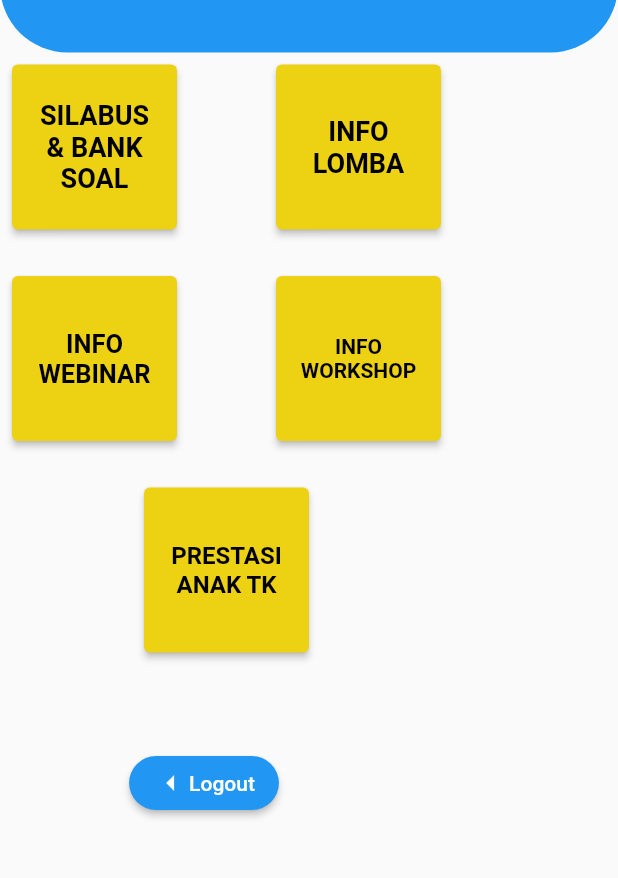
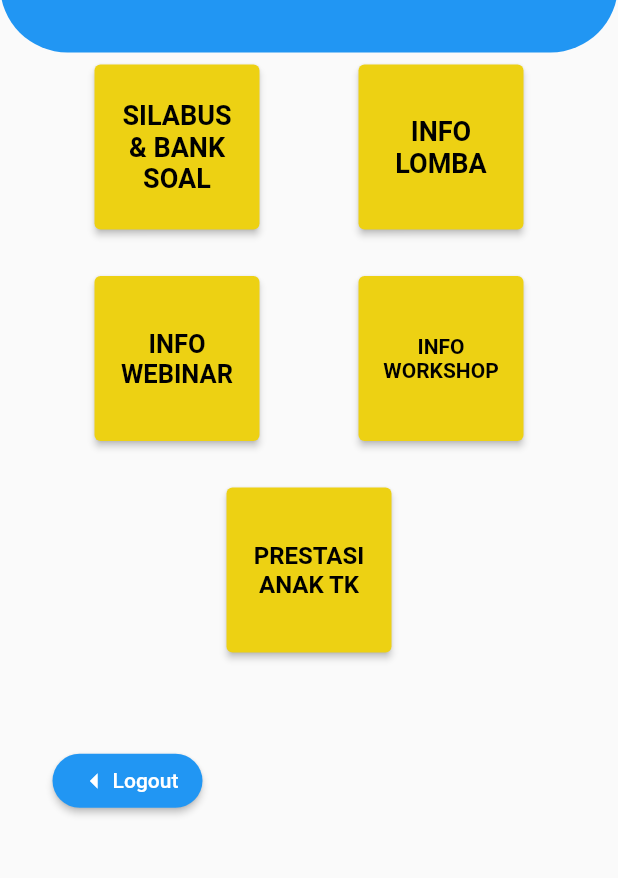
Before and after one commit to FachrulRivaldy/DTK, a Flutter app: the screen it shows after launch, after a tap on "Login", on a phone screen of 412 x 824 dp, the part 225-1103 px from its top. Run offline on Flutter 3.47's test engine with Material 2 defaults, Android fonts, the phone set to English and light mode, and no system bars.

Commit message:
mainmenufinished

```diff
--- a/lib/loginpage.dart
+++ b/lib/loginpage.dart
@@ -122,11 +122,13 @@ class StackContainer extends StatelessWidget {
                   ))
             ],
           ),
-          Padding(
-            padding: const EdgeInsets.only(top: 70, left: 170),
-            child: LongButton(
-                hinttext: "Login", iconArrow: "Right", dest: MainMenu()),
-          )
+          SizedBox(
+            height: 50,
+          ),
+          Align(
+              alignment: Alignment.bottomRight,
+              child: LongButton(
+                  hinttext: "Login", iconArrow: "Right", dest: MainMenu()))
         ],
       ),
     );
--- a/lib/mainmenu.dart
+++ b/lib/mainmenu.dart
@@ -55,14 +55,15 @@ class MainMenu extends StatelessWidget {
         children: [
           TopMainMenu(),
           Container(
-            alignment: Alignment.center,
-            child: Row(
-              children: [
-                Column(
+            padding: EdgeInsets.symmetric(horizontal: 35),
+            width: MediaQuery.of(context).size.width,
+            child: Column(
               mainAxisAlignment: MainAxisAlignment.center,
               crossAxisAlignment: CrossAxisAlignment.center,
               children: [
                 Row(
+                  mainAxisAlignment: MainAxisAlignment.center,
+                  crossAxisAlignment: CrossAxisAlignment.center,
                   children: [
                     (YellowButton(
                       dest: PageSemester(),
@@ -78,6 +79,8 @@ class MainMenu extends StatelessWidget {
                   height: 15,
                 ),
                 Row(
+                  mainAxisAlignment: MainAxisAlignment.center,
+                  crossAxisAlignment: CrossAxisAlignment.center,
                   children: [
                     (YellowButton(
                       dest: LoginPage(),
@@ -98,6 +101,8 @@ class MainMenu extends StatelessWidget {
                   height: 15,
                 ),
                 Row(
+                  mainAxisAlignment: MainAxisAlignment.center,
+                  crossAxisAlignment: CrossAxisAlignment.center,
                   children: [
                     (YellowButton(
                       dest: LoginPage(),
@@ -109,11 +114,10 @@ class MainMenu extends StatelessWidget {
                 SizedBox(
                   height: 55,
                 ),
-                    LongButton(
-                        hinttext: "Logout",
-                        iconArrow: "Left",
-                        dest: LoginPage())
-                  ],
+                Align(
+                  alignment: Alignment.bottomLeft,
+                  child: LongButton(
+                      hinttext: "Logout", iconArrow: "Left", dest: LoginPage()),
                 )
               ],
             ),
```
Also changed, not shown: lib/buttontemplate.dart (+51 -11 lines), lib/pagesemester.dart (+16 -8 lines). Lines whose indentation alone changed are shown as unchanged.
